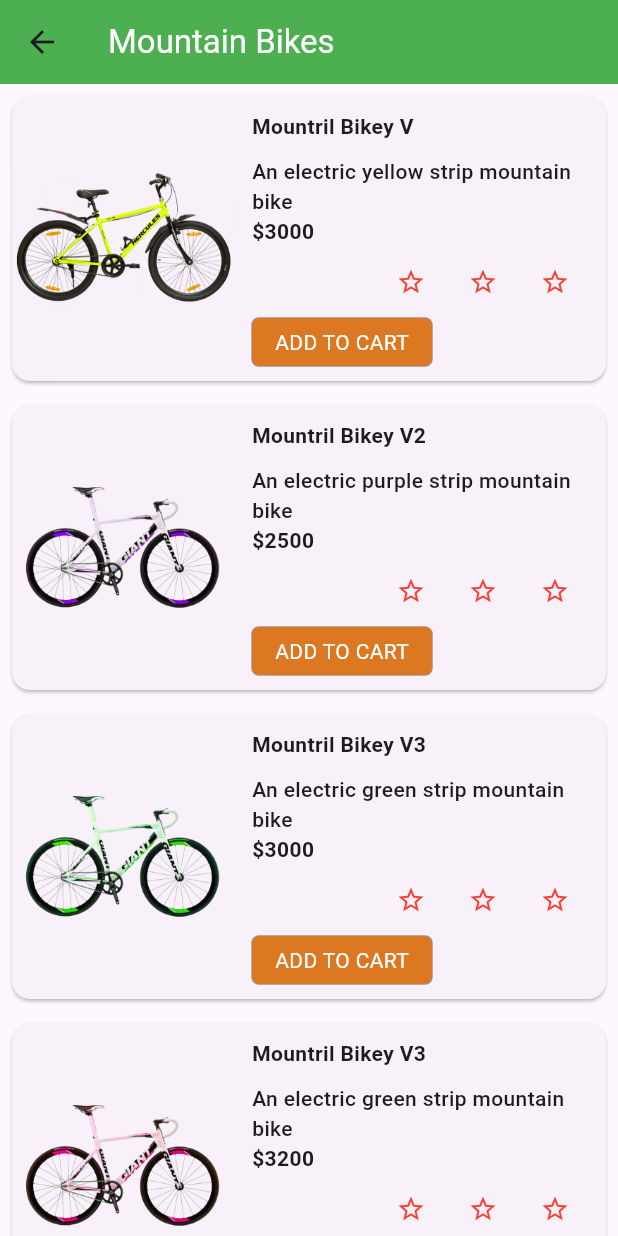
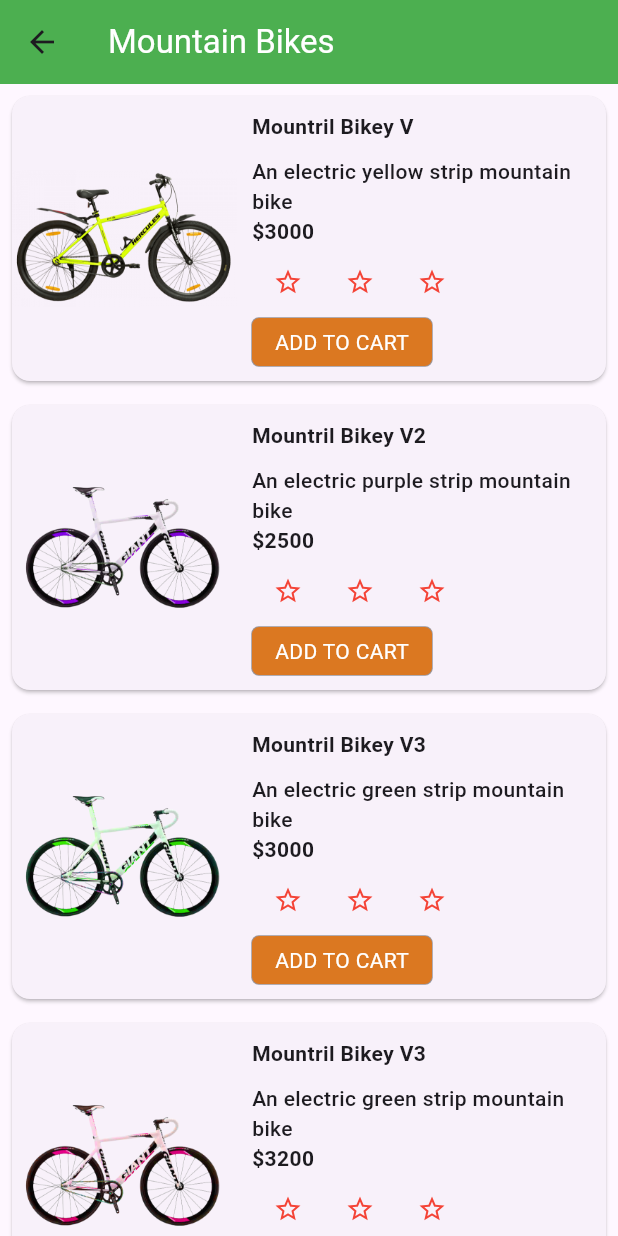
Before and after one commit to Tosin8/tutorialspoint_demo, a Flutter app: the screen it shows after launch, in the side drawer, after a tap on "Mountain Bike", on a phone screen of 412 x 824 dp. Run offline on Flutter 3.47's test engine with Material 2 defaults, Android fonts, the phone set to English and light mode, and no system bars.

Commit message:
Update widget.dart

```diff
--- a/lib/screen/widget.dart
+++ b/lib/screen/widget.dart
@@ -306,9 +306,9 @@ class _RatingBoxState extends State<RatingBox> {
     double _size = 20;
     print(_rating);
     return Row(
-      mainAxisAlignment: MainAxisAlignment.end,
-      crossAxisAlignment: CrossAxisAlignment.end,
-      mainAxisSize: MainAxisSize.max,
+      // mainAxisAlignment: MainAxisAlignment.end,
+      // crossAxisAlignment: CrossAxisAlignment.end,
+      mainAxisSize: MainAxisSize.min,
       children: <Widget>[
         Container(
           padding: const EdgeInsets.all(0),
```
